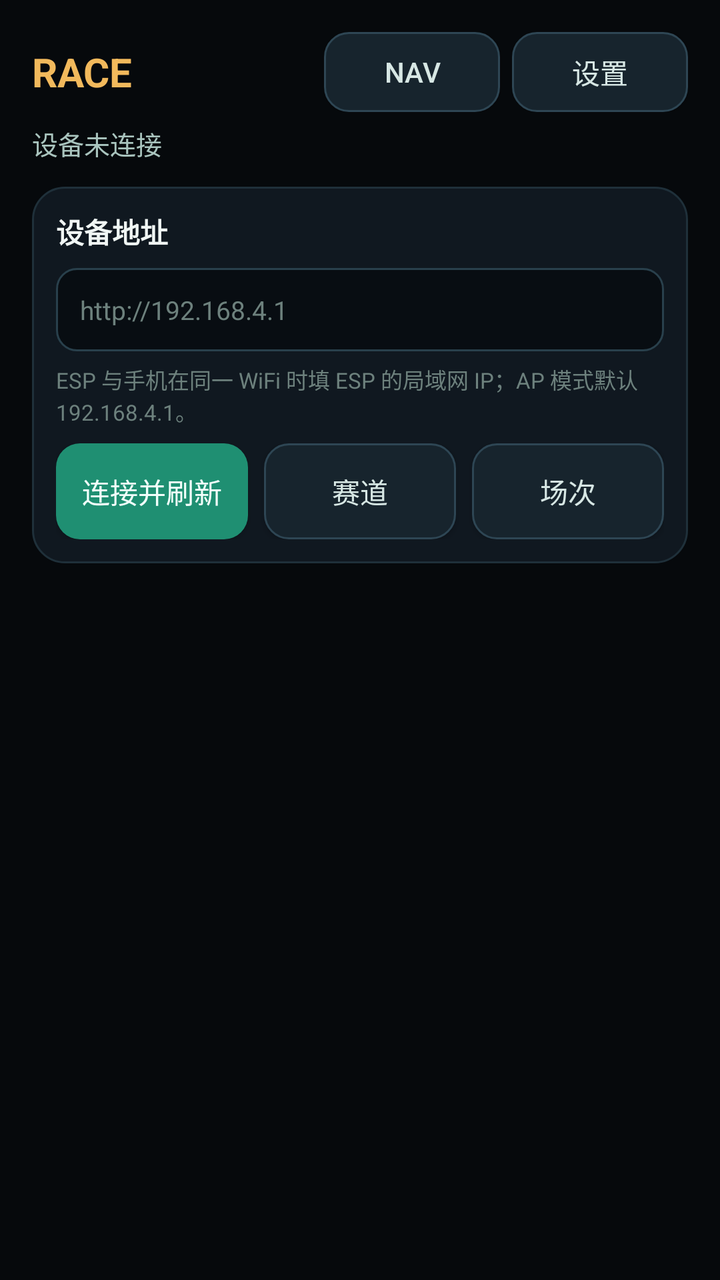
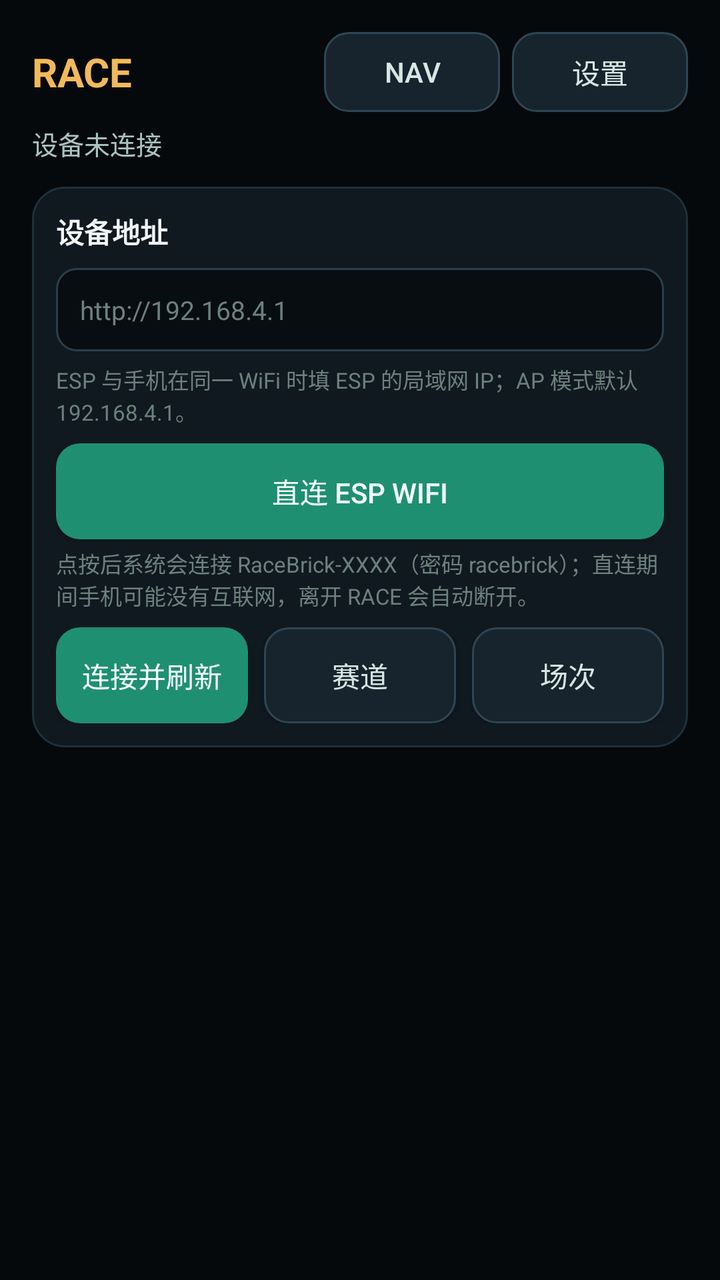

Before-and-after screenshots of an Android layout around one commit, followed by the original layout XML and the change that was made.
<!-- AndroidManifest.xml: application theme Theme.NavBridge -->
<!-- res/layout/activity_race.xml -->
<?xml version="1.0" encoding="utf-8"?>
<ScrollView xmlns:android="http://schemas.android.com/apk/res/android"
    android:layout_width="match_parent"
    android:layout_height="match_parent"
    android:fillViewport="true"
    android:background="#06090C">

    <LinearLayout
        android:layout_width="match_parent"
        android:layout_height="wrap_content"
        android:orientation="vertical"
        android:padding="16dp">

        <LinearLayout
            android:layout_width="match_parent"
            android:layout_height="wrap_content"
            android:gravity="center_vertical"
            android:orientation="horizontal">

            <TextView
                android:layout_width="0dp"
                android:layout_height="wrap_content"
                android:layout_weight="1"
                android:text="RACE"
                android:textColor="#F2B95C"
                android:textSize="20sp"
                android:textStyle="bold" />

            <Button
                android:id="@+id/btnRaceNav"
                android:layout_width="wrap_content"
                android:layout_height="wrap_content"
                android:background="@drawable/btn_secondary"
                android:backgroundTint="@null"
                android:minHeight="40dp"
                android:text="NAV"
                android:textColor="#D7E7E4" />

            <Button
                android:id="@+id/btnRaceSettings"
                android:layout_width="wrap_content"
                android:layout_height="wrap_content"
                android:layout_marginStart="6dp"
                android:background="@drawable/btn_secondary"
                android:backgroundTint="@null"
                android:minHeight="40dp"
                android:text="设置"
                android:textColor="#D7E7E4" />
        </LinearLayout>

        <TextView
            android:id="@+id/tvRaceStatus"
            android:layout_width="match_parent"
            android:layout_height="wrap_content"
            android:layout_marginTop="6dp"
            android:text="设备未连接"
            android:textColor="#A9C4BE"
            android:textSize="13sp" />

        <LinearLayout
            android:layout_width="match_parent"
            android:layout_height="wrap_content"
            android:layout_marginTop="12dp"
            android:background="@drawable/bg_card"
            android:orientation="vertical"
            android:padding="12dp">

            <TextView
                android:layout_width="match_parent"
                android:layout_height="wrap_content"
                android:text="设备地址"
                android:textColor="#F0F6F4"
                android:textSize="14sp"
                android:textStyle="bold" />

            <EditText
                android:id="@+id/etRaceUrl"
                android:layout_width="match_parent"
                android:layout_height="wrap_content"
                android:layout_marginTop="8dp"
                android:background="@drawable/bg_input"
                android:hint="http://192.168.4.1"
                android:inputType="textUri"
                android:padding="12dp"
                android:textColor="#F0F6F4"
                android:textColorHint="#6D817D"
                android:textSize="13sp" />

            <TextView
                android:layout_width="match_parent"
                android:layout_height="wrap_content"
                android:layout_marginTop="6dp"
                android:text="ESP 与手机在同一 WiFi 时填 ESP 的局域网 IP；AP 模式默认 192.168.4.1。"
                android:textColor="#6D817D"
                android:textSize="11sp" />

            <LinearLayout
                android:layout_width="match_parent"
                android:layout_height="wrap_content"
                android:layout_marginTop="8dp"
                android:orientation="horizontal">

                <Button
                    android:id="@+id/btnRaceLoad"
                    android:layout_width="0dp"
                    android:layout_height="wrap_content"
                    android:layout_weight="1"
                    android:background="@drawable/btn_primary"
                    android:backgroundTint="@null"
                    android:text="连接并刷新"
                    android:textColor="#F2FFFB" />

                <Button
                    android:id="@+id/btnRaceTracks"
                    android:layout_width="0dp"
                    android:layout_height="wrap_content"
                    android:layout_marginStart="8dp"
                    android:layout_weight="1"
                    android:background="@drawable/btn_secondary"
                    android:backgroundTint="@null"
                    android:text="赛道"
                    android:textColor="#D7E7E4" />

                <Button
                    android:id="@+id/btnRaceSessions"
                    android:layout_width="0dp"
                    android:layout_height="wrap_content"
                    android:layout_marginStart="8dp"
                    android:layout_weight="1"
                    android:background="@drawable/btn_secondary"
                    android:backgroundTint="@null"
                    android:text="场次"
                    android:textColor="#D7E7E4" />
            </LinearLayout>
        </LinearLayout>

        <LinearLayout
            android:id="@+id/llRaceList"
            android:layout_width="match_parent"
            android:layout_height="wrap_content"
            android:layout_marginTop="12dp"
            android:orientation="vertical" />

    </LinearLayout>
</ScrollView>
<!-- resources referenced by this layout -->
<resources>
  <!-- drawable bg_card (drawable) -->
  <?xml version="1.0" encoding="utf-8"?>
  <shape xmlns:android="http://schemas.android.com/apk/res/android">
      <solid android:color="#101820" />
      <corners android:radius="16dp" />
      <stroke android:width="1dp" android:color="#1F303A" />
  </shape>
  <!-- drawable bg_input (drawable) -->
  <?xml version="1.0" encoding="utf-8"?>
  <shape xmlns:android="http://schemas.android.com/apk/res/android">
      <solid android:color="#080D12" />
      <corners android:radius="10dp" />
      <stroke android:width="1dp" android:color="#29404C" />
  </shape>
  <!-- drawable btn_primary (drawable) -->
  <?xml version="1.0" encoding="utf-8"?>
  <shape xmlns:android="http://schemas.android.com/apk/res/android">
      <solid android:color="#1F8F72" />
      <corners android:radius="12dp" />
  </shape>
  <!-- drawable btn_secondary (drawable) -->
  <?xml version="1.0" encoding="utf-8"?>
  <shape xmlns:android="http://schemas.android.com/apk/res/android">
      <solid android:color="#17242D" />
      <corners android:radius="12dp" />
      <stroke android:width="1dp" android:color="#2E4654" />
  </shape>
  <style name="Theme.NavBridge" parent="Theme.AppCompat.DayNight.NoActionBar">
          <item name="android:windowBackground">@android:color/black</item>
          <item name="android:statusBarColor">@android:color/black</item>
      </style>
</resources>

<!-- the commit's change to res/layout/activity_race.xml (unified diff, before → after) -->
@@ -94,6 +94,24 @@
                 android:textColor="#6D817D"
                 android:textSize="11sp" />
 
+            <Button
+                android:id="@+id/btnRaceDirect"
+                android:layout_width="match_parent"
+                android:layout_height="wrap_content"
+                android:layout_marginTop="8dp"
+                android:background="@drawable/btn_primary"
+                android:backgroundTint="@null"
+                android:text="直连 ESP WiFi"
+                android:textColor="#F2FFFB" />
+
+            <TextView
+                android:layout_width="match_parent"
+                android:layout_height="wrap_content"
+                android:layout_marginTop="4dp"
+                android:text="点按后系统会连接 RaceBrick-XXXX（密码 racebrick）；直连期间手机可能没有互联网，离开 RACE 会自动断开。"
+                android:textColor="#6D817D"
+                android:textSize="11sp" />
+
             <LinearLayout
                 android:layout_width="match_parent"
                 android:layout_height="wrap_content"
